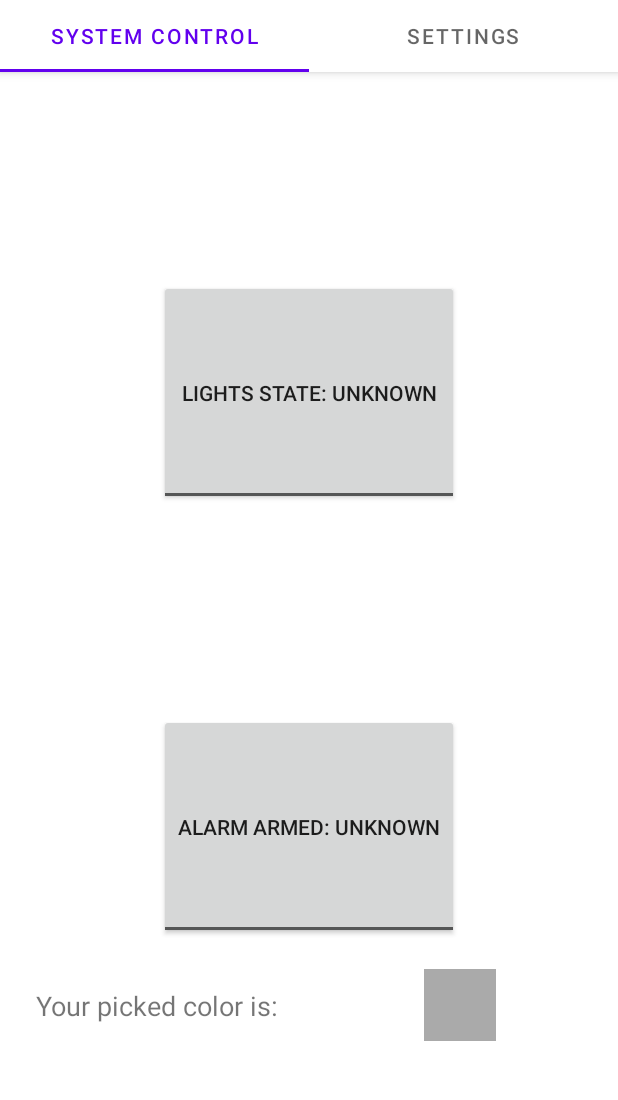
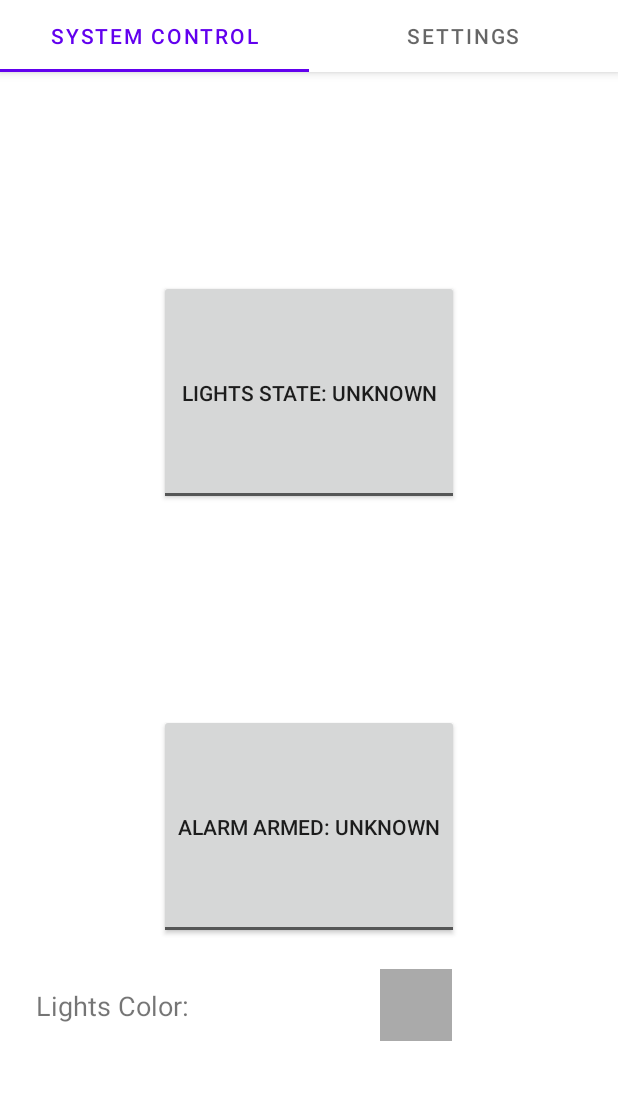
Before and after one commit to mikebowyer/ECE-574-Project, an Android app: the screen it shows after launch (MainActivity), on a phone screen of 412 x 824 dp, the part 89-1189 px from its top. Run offline under Robolectric (Android 15) with nearby library versions, the phone set to English and light mode, and no system bars; libraries missing offline, so code that uses them is left out: com.pes.androidmaterialcolorpickerdialog; 2 statements that could not run were skipped.

Commit message:
Working color control

```diff
--- a/SecuritySystemApp/app/src/main/java/com/example/securitysystemapp/ui/main/ControlFragment.java
+++ b/SecuritySystemApp/app/src/main/java/com/example/securitysystemapp/ui/main/ControlFragment.java
@@ -155,10 +155,7 @@ public class ControlFragment extends Fragment {
         ControlReciever receiver = new ControlReciever();
         globalContext.registerReceiver(receiver, filter);
 
-
         super.onCreate(savedInstanceState);
-
-
     }
 
     @Override
@@ -231,7 +228,7 @@ public class ControlFragment extends Fragment {
                             mService.securitySysState.lights_color_red = Color.red(color);
                             mService.securitySysState.lights_color_green = Color.green(color);
                             mService.securitySysState.lights_color_blue = Color.blue(color);
-//                            mService.sendSetStateToSystem();
+                            mService.sendSetStateToSystem();
 
                             mColorPreview.setBackgroundColor(color);
                         }
--- a/SecuritySystemApp/app/src/main/res/layout/control_fragment.xml
+++ b/SecuritySystemApp/app/src/main/res/layout/control_fragment.xml
@@ -64,7 +64,7 @@
         android:layout_gravity="center"
         android:layout_marginStart="24dp"
         android:layout_marginTop="32dp"
-        android:text="Your picked color is:"
+        android:text="Lights Color:"
         android:textSize="18sp"
         app:layout_constraintStart_toStartOf="parent"
         app:layout_constraintTop_toBottomOf="@+id/alarmToggleButton" />
```
Also changed, not shown: SecuritySystemApp/app/src/main/java/com/example/securitysystemapp/SecuritySystem.java (+18 -4 lines).
